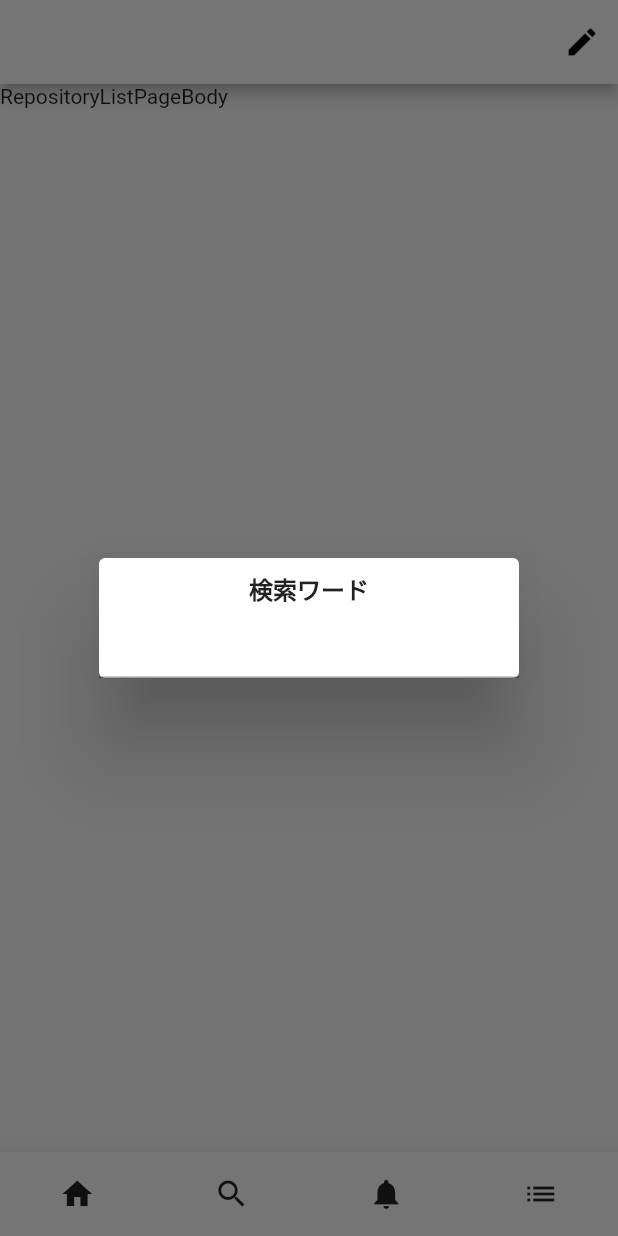
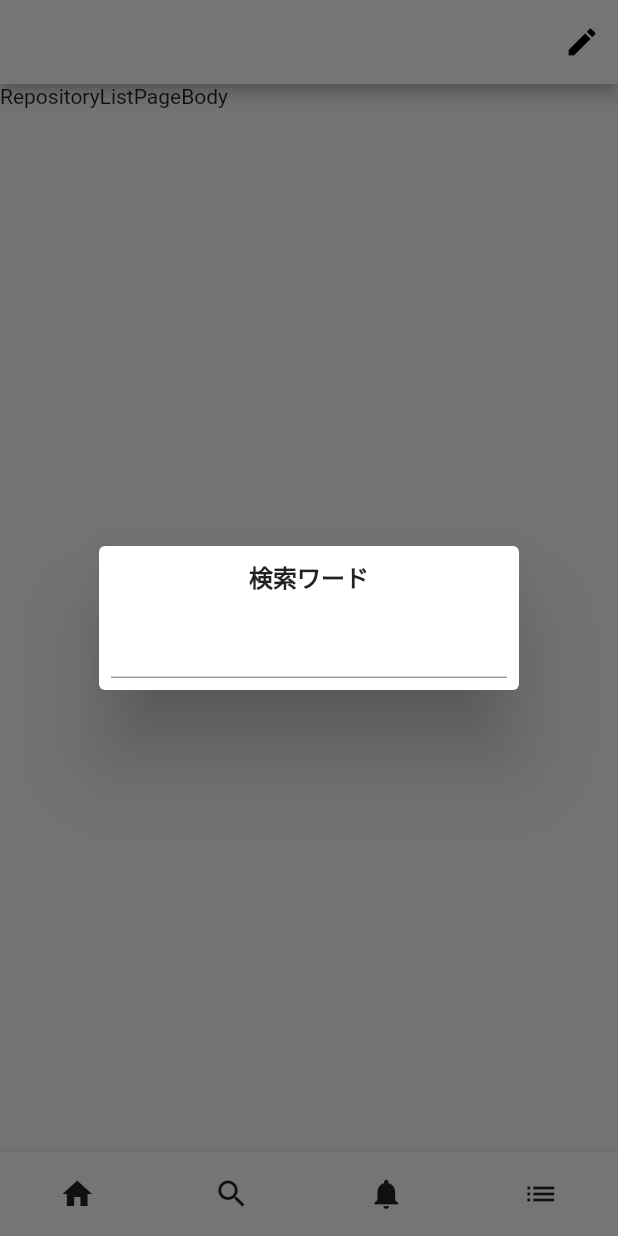
Before and after one commit to YojiroMotoba/flutter_architecture_sample, a Flutter app: the screen it shows after launch, after a tap on the "create" icon, on a phone screen of 412 x 824 dp. Run offline on Flutter 3.47's test engine with Material 2 defaults, Android fonts, the phone set to English and light mode, and no system bars.

Commit message:
・TextField関連をちょっと修正してみた(何がいいのかよく分からない

```diff
--- a/lib/constant/const_colors.dart
+++ b/lib/constant/const_colors.dart
@@ -6,4 +6,5 @@ class ConstColors {
   static const Color white = Color(0xFFFFFFFF);
   static const Color black = Color(0xFF000000);
   static const MaterialColor blue = Colors.blue;
+  static const MaterialColor grey = Colors.grey;
 }
--- /dev/null
+++ b/lib/ext/text_field_ext.dart
@@ -0,0 +1,11 @@
+import 'package:flutter/material.dart';
+import 'package:flutterarchitecturesample/constant/const_colors.dart';
+
+extension TextFieldExt on TextField {
+  static const UnderlineInputBorder defaultUnderlineInputBorder =
+      UnderlineInputBorder(
+    borderSide: BorderSide(
+      color: ConstColors.grey,
+    ),
+  );
+}
--- a/lib/ui/main_tab_page.dart
+++ b/lib/ui/main_tab_page.dart
@@ -3,6 +3,7 @@ import 'package:flutter/material.dart';
 import 'package:flutterarchitecturesample/constant/const_colors.dart';
 import 'package:flutterarchitecturesample/constant/const_size.dart';
 import 'package:flutterarchitecturesample/ext/sized_box_ext.dart';
+import 'package:flutterarchitecturesample/ext/text_field_ext.dart';
 import 'package:flutterarchitecturesample/model/home_page_model.dart';
 import 'package:flutterarchitecturesample/ui/home_page.dart';
 import 'package:flutterarchitecturesample/ui/repository_list_page.dart';
@@ -121,6 +122,15 @@ class _MainTabPageState extends State<MainTabPage> {
         fontWeight: FontWeight.bold,
       ),
     );
+
+    const searchWordTextField = TextField(
+      maxLines: 1,
+      decoration: InputDecoration(
+        enabledBorder: TextFieldExt.defaultUnderlineInputBorder,
+        focusedBorder: TextFieldExt.defaultUnderlineInputBorder,
+      ),
+    );
+
     showDialog<void>(
       context: context,
       builder: (context) {
@@ -132,8 +142,11 @@ class _MainTabPageState extends State<MainTabPage> {
             Column(children: [
               SizedBoxExt.heightMarginM,
               dialogTitleText,
-              TextField(
-                maxLines: 1,
+              Padding(
+                padding: EdgeInsets.all(
+                  ConstSizes.marginM,
+                ),
+                child: searchWordTextField,
               ),
             ]),
           ],
```
